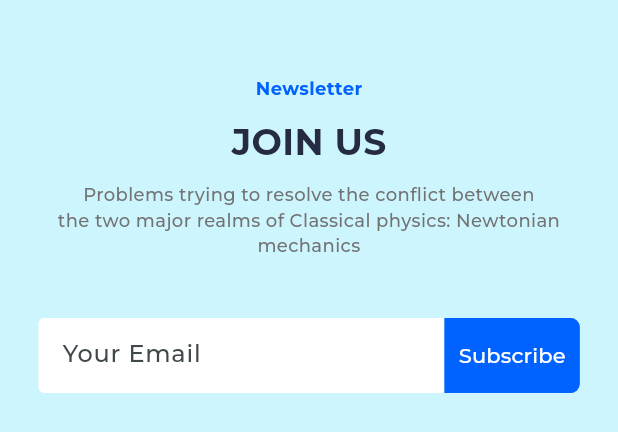
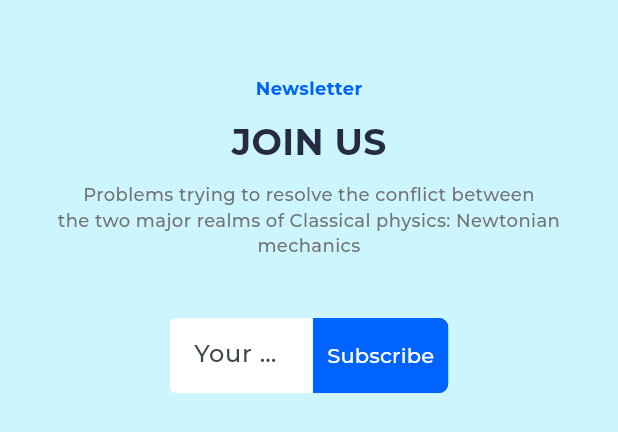
Before and after one commit to thienbao0102/Do_An_Ung_Dung_2, a Flutter app: the Joinus widget shown alone on an empty page, opened directly, on a phone screen of 412 x 824 dp. Shown: the top 432 px of the screen. Run offline on Flutter 3.47's test engine with Material 3 defaults, Android fonts, the light colour scheme and no system bars; our stand-ins replace auto_size_text, csv, file_picker, fl_chart, flutter_rating_bar, flutter_svg and 2 more; project files that could hold a hidden picture were left out.

Commit message:
responsive của joinus

```diff
--- a/scoresense/lib/module/joinus.dart
+++ b/scoresense/lib/module/joinus.dart
@@ -49,17 +49,17 @@ class Joinus extends StatelessWidget {
                     color: const Color(0xFF737373),
                   ),
                 ),
-                const SizedBox(height: 40),
+                const SizedBox(height:40),
                 Padding(
                   padding: EdgeInsets.symmetric(horizontal: screenWidth > 600 ? 10.0 : 5.0),
                   child: Row(
                     mainAxisAlignment: MainAxisAlignment.center,
                     children: [
-                      // Flexible widget to allow the email input to take available space
-                      Flexible(
+                      SizedBox(
+                        width: screenWidth > 1000 ? 500 : 95,
                         child: Container(
                           height: 50,
-                          child: TextField(
+                          child:const TextField(
                             decoration: InputDecoration(
                               hintText: 'Your Email',
                               filled: true,
@@ -79,10 +79,9 @@ class Joinus extends StatelessWidget {
                       // Fixed width for the button
                       Container(
                         height: 50,
-                        width: screenWidth > 600 ? 120 : 90, // Adjusted width for small screens
+                        width: screenWidth > 600 ? 110 : 90, // Adjusted width for small screens
                         child: OutlinedButton(
                           onPressed: () {
-                            // Implement "Subscribe" functionality here
                           },
                           style: OutlinedButton.styleFrom(
                             padding: const EdgeInsets.symmetric(horizontal: 8),
```
